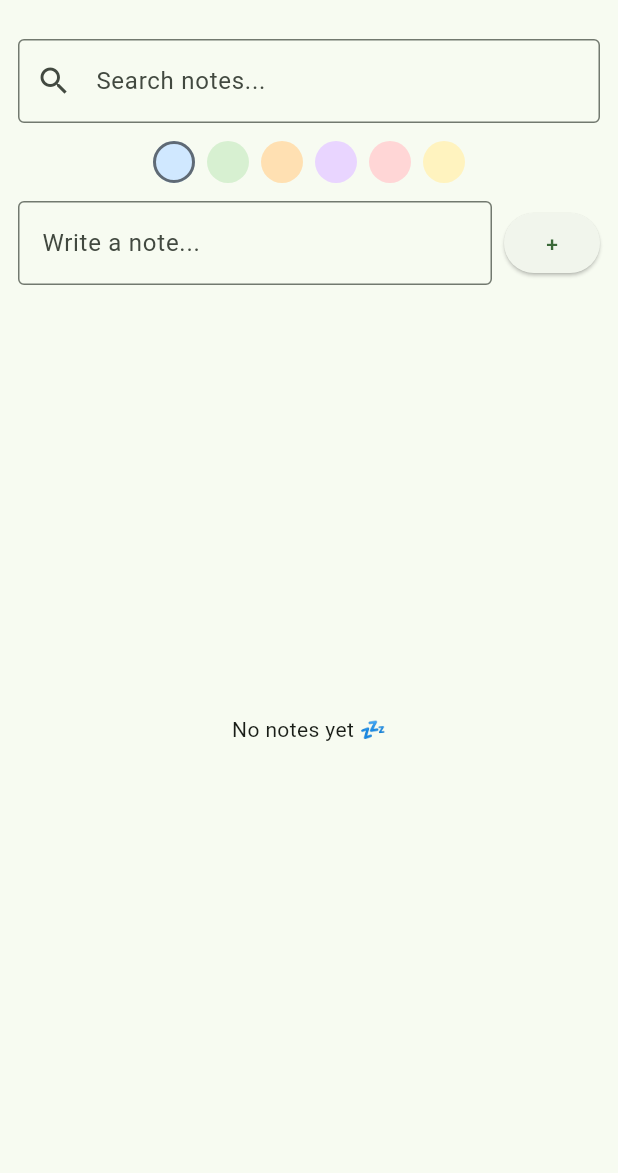
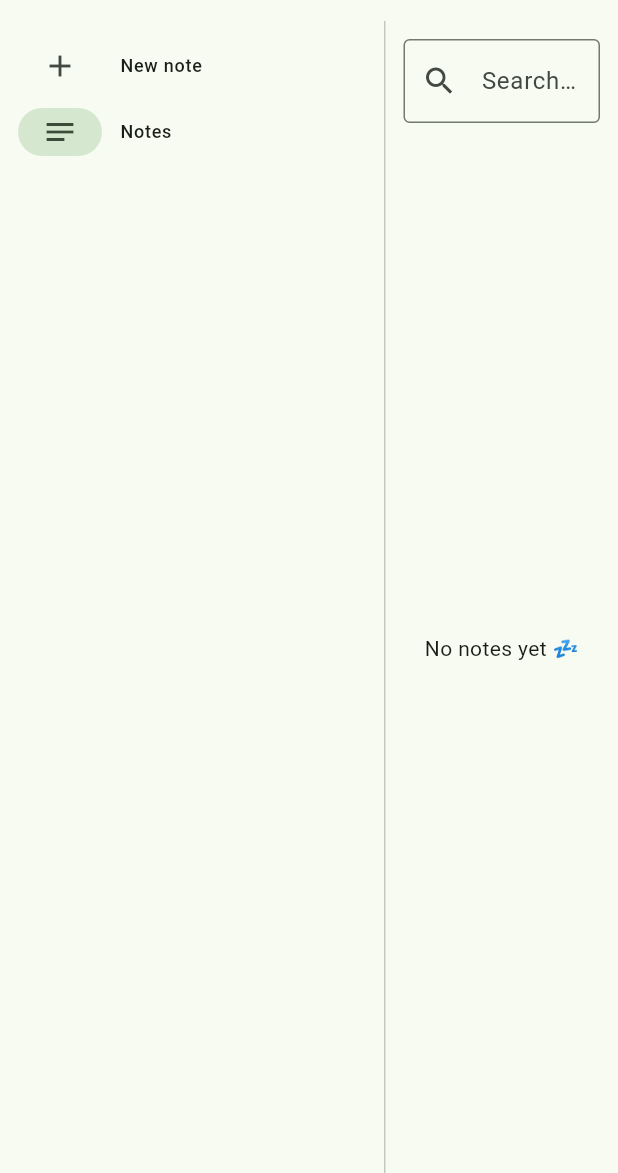
Before and after one commit to ManiProjs/quicknotes, a Flutter app: the screen it shows after launch, on a phone screen of 412 x 824 dp, the part 63-1236 px from its top. Run offline on Flutter 3.47's test engine with Material 3 defaults, Android fonts, the phone set to English and light mode, and no system bars; our stand-ins replace shared_preferences.

Commit message:
Some changes

```diff
--- a/lib/main.dart
+++ b/lib/main.dart
@@ -37,6 +37,7 @@ class _HomePageState extends State<HomePage> {
   final FocusNode _inputFocusNode = FocusNode();
   List<Map<String, dynamic>> notes = [];
   String searchQuery = '';
+  int _tabIndex = 1; // 0 = New note, 1 = Notes (default)
 
   Color selectedColor = const Color(0xFFD0E8FF);
 
@@ -148,24 +149,43 @@ class _HomePageState extends State<HomePage> {
     }).toList();
 
     return Scaffold(
-      appBar: AppBar(title: const Text("Quick Notes")),
-      body: Padding(
-        padding: const EdgeInsets.all(12),
-        child: Column(
+      appBar: AppBar(title: Text(_tabIndex == 0 ? "New Note" : "Quick Notes")),
+
+      body: SizedBox.expand(
+        child: Row(
           children: [
-            TextField(
-              decoration: const InputDecoration(
-                hintText: 'Search notes...',
-                prefixIcon: Icon(Icons.search),
-                border: OutlineInputBorder(),
-              ),
-              onChanged: (value) {
+            NavigationRail(
+              extended: true,
+              selectedIndex: _tabIndex,
+              onDestinationSelected: (index) {
                 setState(() {
-                  searchQuery = value;
+                  _tabIndex = index;
                 });
               },
+              useIndicator: true,
+              indicatorColor: Theme.of(context).colorScheme.secondaryContainer,
+              destinations: const [
+                NavigationRailDestination(
+                  icon: Icon(Icons.add),
+                  selectedIcon: Icon(Icons.add_circle),
+                  label: Text("New note"),
                 ),
-            const SizedBox(height: 12),
+                NavigationRailDestination(
+                  icon: Icon(Icons.notes_outlined),
+                  selectedIcon: Icon(Icons.notes),
+                  label: Text("Notes"),
+                ),
+              ],
+            ),
+
+            const VerticalDivider(width: 1, thickness: 1),
+
+            Expanded(
+              child: Padding(
+                padding: const EdgeInsets.all(12),
+                child: _tabIndex == 0
+                    ? Column(
+                        children: [
                           SingleChildScrollView(
                             scrollDirection: Axis.horizontal,
                             child: Row(
@@ -177,14 +197,19 @@ class _HomePageState extends State<HomePage> {
                                     });
                                   },
                                   child: Container(
-                      margin: const EdgeInsets.symmetric(horizontal: 4),
+                                    margin: const EdgeInsets.symmetric(
+                                      horizontal: 4,
+                                    ),
                                     width: 28,
                                     height: 28,
                                     decoration: BoxDecoration(
                                       color: c,
                                       shape: BoxShape.circle,
                                       border: selectedColor == c
-                            ? Border.all(color: Colors.black54, width: 2)
+                                          ? Border.all(
+                                              color: Colors.black54,
+                                              width: 2,
+                                            )
                                           : null,
                                     ),
                                   ),
@@ -192,18 +217,23 @@ class _HomePageState extends State<HomePage> {
                               }).toList(),
                             ),
                           ),
+
                           const SizedBox(height: 12),
+
                           Row(
                             children: [
                               Expanded(
                                 child: Shortcuts(
                                   shortcuts: {
-                      SingleActivator(LogicalKeyboardKey.enter, shift: true):
-                          const ActivateIntent(),
+                                    SingleActivator(
+                                      LogicalKeyboardKey.enter,
+                                      shift: true,
+                                    ): const ActivateIntent(),
                                   },
                                   child: Actions(
                                     actions: {
-                        ActivateIntent: CallbackAction<ActivateIntent>(
+                                      ActivateIntent:
+                                          CallbackAction<ActivateIntent>(
                                             onInvoke: (_) {
                                               addNote();
                                               return null;
@@ -226,38 +256,76 @@ class _HomePageState extends State<HomePage> {
                                   ),
                                 ),
                               ),
+
                               const SizedBox(width: 8),
-                ElevatedButton(onPressed: addNote, child: const Text("+")),
+
+                              ElevatedButton(
+                                onPressed: addNote,
+                                child: const Text("+"),
+                              ),
                             ],
+                          ),
+                        ],
+                      )
+                    : Column(
+                        children: [
+                          TextField(
+                            decoration: const InputDecoration(
+                              hintText: 'Search notes...',
+                              prefixIcon: Icon(Icons.search),
+                              border: OutlineInputBorder(),
+                            ),
+                            onChanged: (value) {
+                              setState(() {
+                                searchQuery = value;
+                              });
+                            },
                           ),
 
                           const SizedBox(height: 12),
 
                           Expanded(
                             child: filteredNotes.isEmpty
-                  ? const Center(child: Text("No notes yet 💤"))
+                                ? Center(
+                                    child: Text(
+                                      searchQuery.isEmpty
+                                          ? "No notes yet 💤"
+                                          : "No notes found for \"$searchQuery\" 🔍",
+                                    ),
+                                  )
                                 : ListView.builder(
                                     itemCount: filteredNotes.length,
                                     itemBuilder: (context, index) {
                                       return Dismissible(
                                         key: Key(
-                            filteredNotes[index]['text'] + index.toString(),
+                                          filteredNotes[index]['text'] +
+                                              index.toString(),
                                         ),
-                          onDismissed: (_) =>
-                              deleteNote(notes.indexOf(filteredNotes[index])),
+                                        onDismissed: (_) => deleteNote(
+                                          notes.indexOf(filteredNotes[index]),
+                                        ),
                                         child: Card(
-                            color: Color(filteredNotes[index]['color']),
+                                          color: Color(
+                                            filteredNotes[index]['color'],
+                                          ),
                                           child: ListTile(
                                             textColor: Theme.of(
                                               context,
                                             ).colorScheme.onSecondaryContainer,
-                              title: Text(filteredNotes[index]['text']),
-                              onTap: () =>
-                                  editNote(notes.indexOf(filteredNotes[index])),
+                                            title: Text(
+                                              filteredNotes[index]['text'],
+                                            ),
+                                            onTap: () => editNote(
+                                              notes.indexOf(
+                                                filteredNotes[index],
+                                              ),
+                                            ),
                                             trailing: IconButton(
                                               icon: const Icon(Icons.delete),
                                               onPressed: () => deleteNote(
-                                  notes.indexOf(filteredNotes[index]),
+                                                notes.indexOf(
+                                                  filteredNotes[index],
+                                                ),
                                               ),
                                             ),
                                           ),
@@ -269,6 +337,10 @@ class _HomePageState extends State<HomePage> {
                         ],
                       ),
               ),
+            ),
+          ],
+        ),
+      ),
     );
   }
 }
```
Lines whose indentation alone changed are shown as unchanged.
